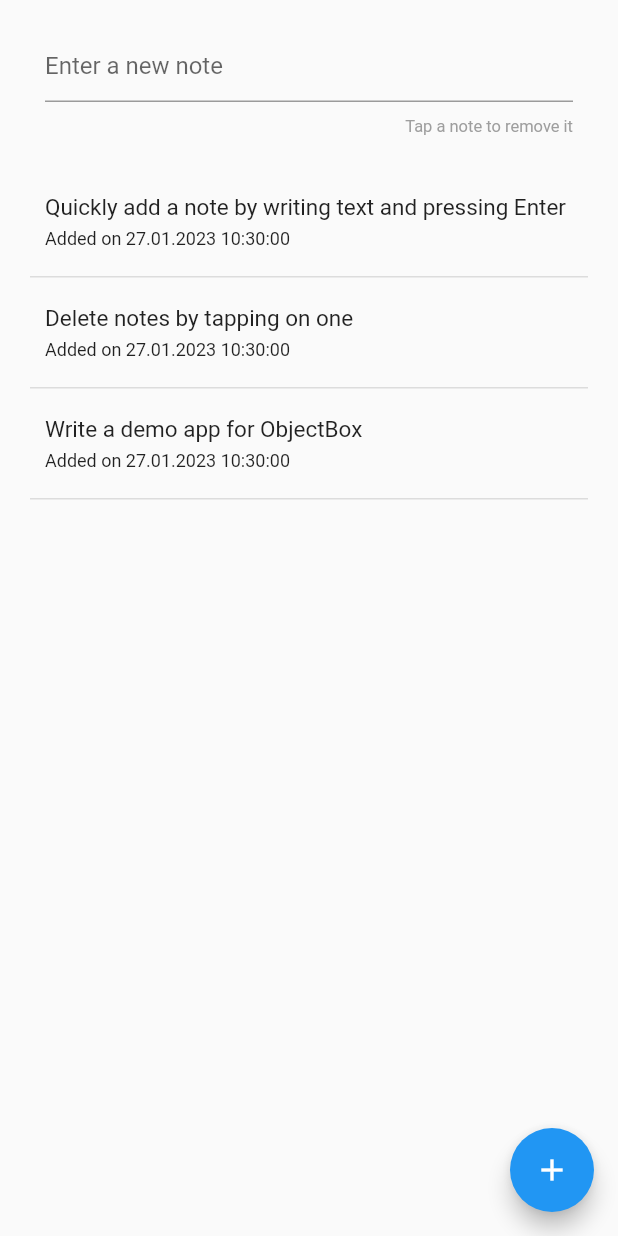
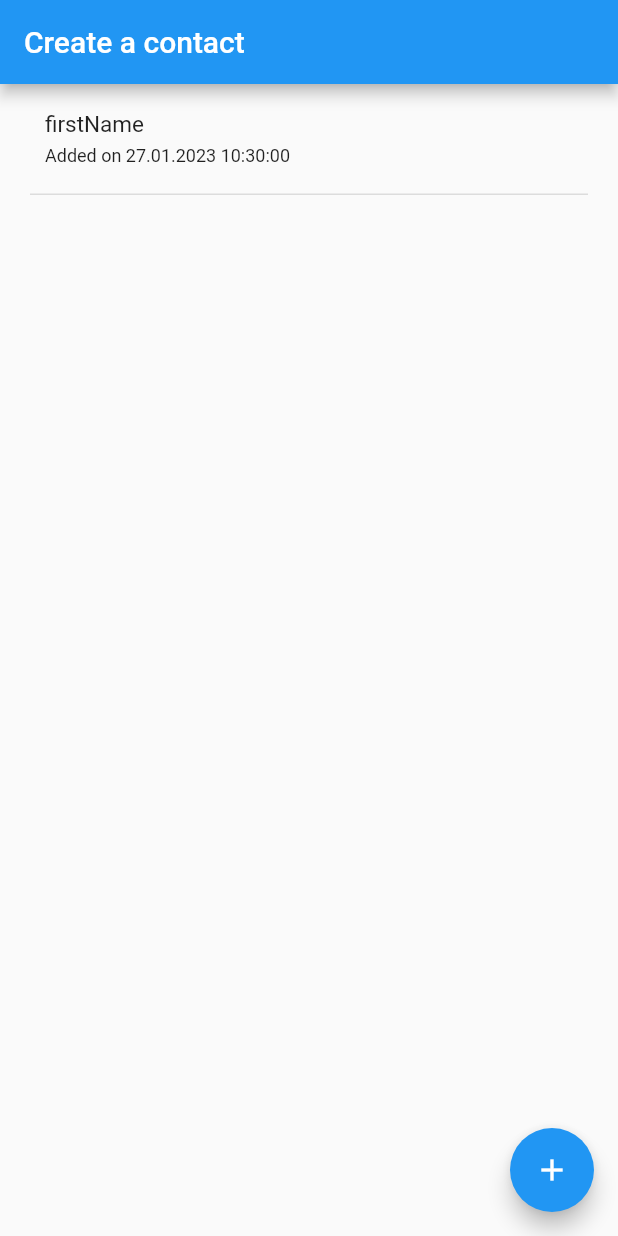
Before and after one commit to MiroslavZB/call_app, a Flutter app: the screen it shows after launch, after a tap on the "add" icon, on a phone screen of 412 x 824 dp. Run offline on Flutter 3.47's test engine with Material 2 defaults, Android fonts, the phone set to English and light mode, and no system bars; our stand-ins replace objectbox; generated files the repository leaves out were written again.

Commit message:
replaced 'Note' model with 'Contact' and added all the parameters

```diff
--- /dev/null
+++ b/lib/contact.dart
@@ -0,0 +1,71 @@
+import 'package:intl/intl.dart';
+import 'package:objectbox/objectbox.dart';
+
+@Entity()
+class Contact {
+  int id;
+  DateTime date;
+
+  // Required
+  String firstName;
+  String phone;
+  String photo;
+  String? lastName;
+
+  // Main
+  String? company;
+  String? email;
+  String? label;
+  DateTime? significantDate;
+  String? significantDateLabel;
+
+  // Extra
+  String? namePrefix;
+  String? middleName;
+  String? nameSuffix;
+  String? phoneticLastName;
+  String? phoneticMiddleName;
+  String? phoneticFirstName;
+  String? nickname;
+  String? fileAs;
+  String? department;
+  String? title;
+  String? addressLabel;
+  String? address;
+  String? website;
+  String? relatedPerson;
+  String? relationshipToRelatedPerson;
+  String? sip;
+
+  Contact({
+    this.id = 0,
+    required this.firstName,
+    required this.phone,
+    required this.photo,
+    this.lastName,
+    this.company,
+    this.email,
+    this.label,
+    this.significantDate,
+    this.significantDateLabel,
+    this.namePrefix,
+    this.middleName,
+    this.nameSuffix,
+    this.phoneticLastName,
+    this.phoneticMiddleName,
+    this.phoneticFirstName,
+    this.nickname,
+    this.fileAs,
+    this.department,
+    this.title,
+    this.addressLabel,
+    this.address,
+    this.website,
+    this.relatedPerson,
+    this.relationshipToRelatedPerson,
+    this.sip,
+    DateTime? date,
+  }) : date = date ?? DateTime.now();
+
+  String get dateFormat => DateFormat('dd.MM.yyyy hh:mm:ss').format(date);
+}
--- a/lib/home_page.dart
+++ b/lib/home_page.dart
@@ -1,5 +1,5 @@
 import 'package:call_app/main.dart';
-import 'package:call_app/note.dart';
+import 'package:call_app/contact.dart';
 import 'package:flutter/material.dart';
 
 class HomePage extends StatefulWidget {
@@ -10,72 +10,37 @@ class HomePage extends StatefulWidget {
 }
 
 class _HomePageState extends State<HomePage> {
-  final _noteInputController = TextEditingController();
-
-  Future<void> _addNote() async {
-    if (_noteInputController.text.isEmpty) return;
-    await objectbox.addNote(_noteInputController.text);
-    _noteInputController.text = '';
+  Future<void> _addContact() async {
+    await objectbox.addContact(
+      Contact(
+        firstName: 'firstName',
+        phone: 'phone',
+        photo: 'photo',
+      ),
+    );
   }
 
   @override
-  void dispose() {
-    _noteInputController.dispose();
-    super.dispose();
-  }
-
-  @override
-  Widget build(BuildContext context) => Scaffold(
+  Widget build(BuildContext context) {
+    return Scaffold(
+      appBar: AppBar(
+        title: const Text('Create a contact'),
+      ),
       body: SafeArea(
         child: Column(
           children: <Widget>[
-              Padding(
-                padding: const EdgeInsets.all(20.0),
-                child: Row(
-                  children: <Widget>[
+
             Expanded(
-                      child: Column(
-                        children: <Widget>[
-                          Padding(
-                            padding: const EdgeInsets.symmetric(horizontal: 10.0),
-                            child: TextField(
-                              decoration: const InputDecoration(hintText: 'Enter a new note'),
-                              controller: _noteInputController,
-                              onSubmitted: (value) => _addNote(),
-                              // Provide a Key for the integration test
-                              key: const Key('input'),
-                            ),
-                          ),
-                          const Padding(
-                            padding: EdgeInsets.only(top: 10.0, right: 10.0),
-                            child: Align(
-                              alignment: Alignment.centerRight,
-                              child: Text(
-                                'Tap a note to remove it',
-                                style: TextStyle(
-                                  fontSize: 11.0,
-                                  color: Colors.grey,
-                                ),
-                              ),
-                            ),
-                          ),
-                        ],
-                      ),
-                    )
-                  ],
-                ),
-              ),
-              Expanded(
-                child: StreamBuilder<List<Note>>(
-                  stream: objectbox.getNotes(),
+              child: StreamBuilder<List<Contact>>(
+                stream: objectbox.getContacts(),
                 builder: (context, snapshot) => ListView.builder(
                     shrinkWrap: true,
                     padding: const EdgeInsets.symmetric(horizontal: 20.0),
                     itemCount: snapshot.hasData ? snapshot.data!.length : 0,
                     itemBuilder: (context, index) {
-                        final List<Note> notes = snapshot.data ?? [];
+                      final List<Contact> contacts = snapshot.data ?? [];
                       return GestureDetector(
-                          onTap: () => objectbox.noteBox.remove(notes[index].id),
+                        onTap: () => objectbox.contactsBox.remove(contacts[index].id),
                         child: Row(
                           children: <Widget>[
                             Expanded(
@@ -91,7 +56,7 @@ class _HomePageState extends State<HomePage> {
                                     crossAxisAlignment: CrossAxisAlignment.start,
                                     children: <Widget>[
                                       Text(
-                                          notes[index].text,
+                                        contacts[index].firstName,
                                         style: const TextStyle(
                                           fontSize: 15.0,
                                         ),
@@ -101,7 +66,7 @@ class _HomePageState extends State<HomePage> {
                                       Padding(
                                         padding: const EdgeInsets.only(top: 5.0),
                                         child: Text(
-                                            'Added on ${notes[index].dateFormat}',
+                                          'Added on ${contacts[index].dateFormat}',
                                           style: const TextStyle(
                                             fontSize: 12.0,
                                           ),
@@ -123,8 +88,9 @@ class _HomePageState extends State<HomePage> {
       ),
       floatingActionButton: FloatingActionButton(
         key: const Key('submit'),
-          onPressed: _addNote,
+        onPressed: _addContact,
         child: const Icon(Icons.add),
       ),
     );
   }
+}
--- a/lib/note.dart
+++ /dev/null
@@ -1,16 +0,0 @@
-import 'package:intl/intl.dart';
-import 'package:objectbox/objectbox.dart';
-
-@Entity()
-class Note {
-  int id;
-
-  String text;
-  String? comment;
-
-  DateTime date;
-
-  Note(this.text, {this.id = 0, this.comment, DateTime? date}) : date = date ?? DateTime.now();
-
-  String get dateFormat => DateFormat('dd.MM.yyyy hh:mm:ss').format(date);
-}
--- a/lib/objectbox.dart
+++ b/lib/objectbox.dart
@@ -1,4 +1,4 @@
-import 'package:call_app/note.dart';
+import 'package:call_app/contact.dart';
 import 'package:call_app/objectbox.g.dart';
 
 /// Provides access to the ObjectBox Store throughout the app.
@@ -7,15 +7,12 @@ class ObjectBox {
   late final Store store;
 
   /// A Box of notes.
-  late final Box<Note> noteBox;
+  late final Box<Contact> contactsBox;
 
   ObjectBox._create(this.store) {
-    noteBox = Box<Note>(store);
+    contactsBox = Box<Contact>(store);
 
-    // Add some demo data if the box is empty.
-    if (noteBox.isEmpty()) {
-      _putDemoData();
-    }
+    //  _putDemoData();
   }
 
   /// Create an instance of ObjectBox to use throughout the app.
@@ -24,19 +21,19 @@ class ObjectBox {
     return ObjectBox._create(store);
   }
 
-  void _putDemoData() {
-    final demoNotes = [
-      Note('Quickly add a note by writing text and pressing Enter'),
-      Note('Delete notes by tapping on one'),
-      Note('Write a demo app for ObjectBox')
-    ];
-    store.runInTransactionAsync(TxMode.write, _putNotesInTx, demoNotes);
-  }
+  // void _putDemoData() {
+  //   final demoNotes = [
+  //     Contact('Quickly add a note by writing text and pressing Enter'),
+  //     Contact('Delete notes by tapping on one'),
+  //     Contact('Write a demo app for ObjectBox')
+  //   ];
+  //   store.runInTransactionAsync(TxMode.write, _putNotesInTx, demoNotes);
+  // }
 
-  Stream<List<Note>> getNotes() {
+  Stream<List<Contact>> getContacts() {
     // Query for all notes, sorted by their date.
     // https://docs.objectbox.io/queries
-    final builder = noteBox.query().order(Note_.date, flags: Order.descending);
+    final builder = contactsBox.query().order(Contact_.date, flags: Order.descending);
     // Build and watch the query,
     // set triggerImmediately to emit the query immediately on listen.
     return builder
@@ -45,7 +42,7 @@ class ObjectBox {
         .map((query) => query.find());
   }
 
-  static void _putNotesInTx(Store store, List<Note> notes) => store.box<Note>().putMany(notes);
+  static void _putContactsInTx(Store store, List<Contact> contacts) => store.box<Contact>().putMany(contacts);
 
   /// Add a note within a transaction.
   ///
@@ -54,14 +51,14 @@ class ObjectBox {
   /// own Store instance.
   /// For this example only a single object is put which would also be fine if
   /// done here directly.
-  Future<void> addNote(String text) => store.runInTransactionAsync(TxMode.write, _addNoteInTx, text);
+  Future<void> addContact(Contact contact) => store.runInTransactionAsync(TxMode.write, _addContactInTx, contact);
 
   /// Note: due to [dart-lang/sdk#36983](https://github.com/dart-lang/sdk/issues/36983)
   /// not using a closure as it may capture more objects than expected.
   /// These might not be send-able to an isolate. See Store.runAsync for details.
-  static void _addNoteInTx(Store store, String text) {
+  static void _addContactInTx(Store store, Contact contact) {
     // Perform ObjectBox operations that take longer than a few milliseconds
     // here. To keep it simple, this example just puts a single object.
-    store.box<Note>().put(Note(text));
+    store.box<Contact>().put(contact);
   }
 }
```
Also changed, not shown: lib/objectbox-model.json (+135 -13 lines), lib/objectbox.g.dart. Lines whose indentation alone changed are shown as unchanged.
